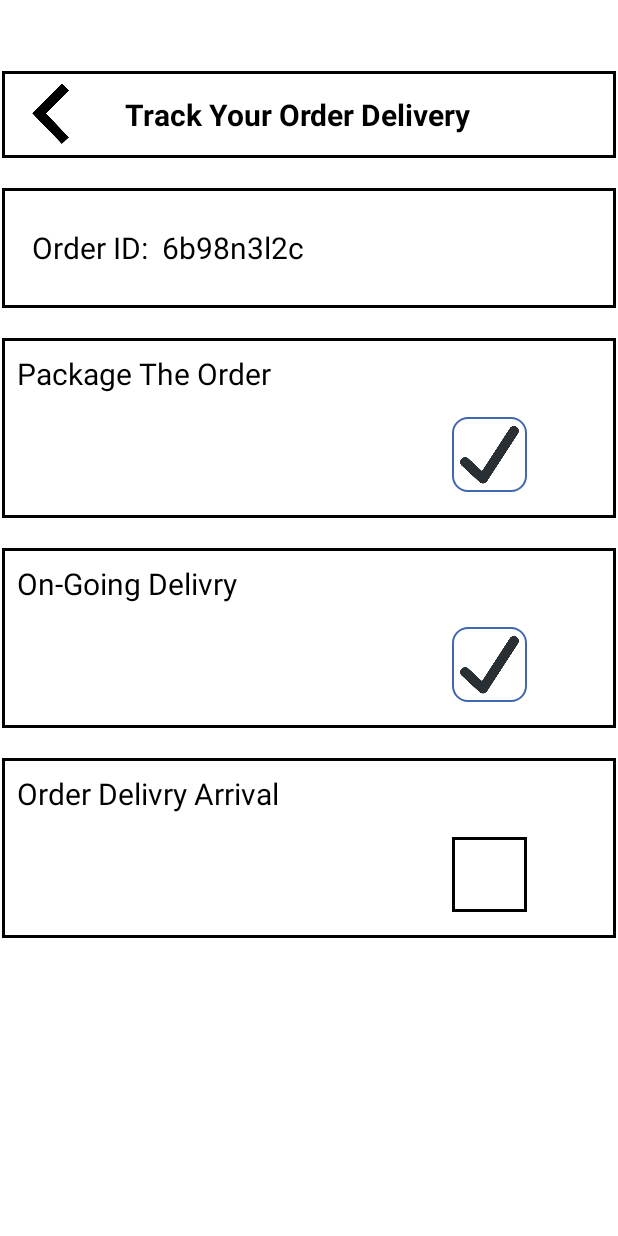
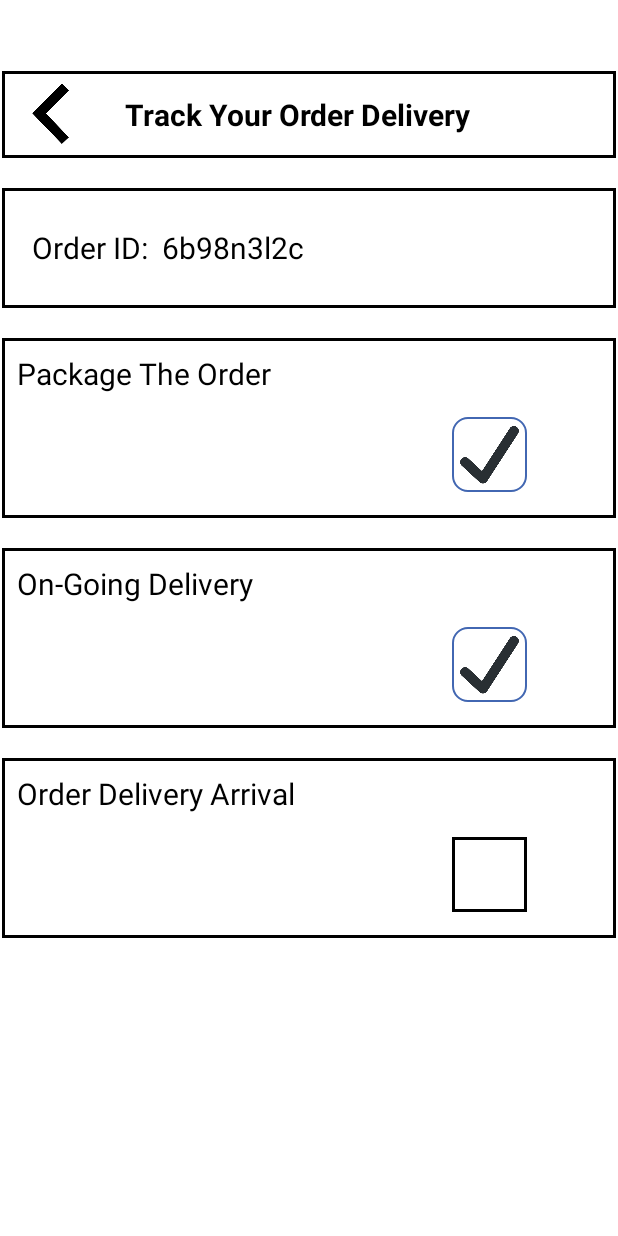
Before and after one commit to ak307/Med_Express, an Android app: the TrackOrderDeliveryActivity screen opened directly, with no data from a screen before it, on a phone screen of 412 x 824 dp. Run offline under Robolectric (Android 15) with nearby library versions, the light colour scheme and no system bars.

Commit message:
Final Demo

```diff
--- a/app/src/main/res/layout/activity_track_order_delivery.xml
+++ b/app/src/main/res/layout/activity_track_order_delivery.xml
@@ -125,7 +125,7 @@
                 android:layout_height="wrap_content"
                 android:layout_marginLeft="10dp"
                 android:layout_marginTop="10dp"
-                android:text="On-Going Delivry"
+                android:text="On-Going Delivery"
                 android:textColor="@color/black"
                 android:textSize="20sp" />
 
@@ -154,7 +154,7 @@
                 android:layout_height="wrap_content"
                 android:layout_marginLeft="10dp"
                 android:layout_marginTop="10dp"
-                android:text="Order Delivry Arrival"
+                android:text="Order Delivery Arrival"
                 android:textColor="@color/black"
                 android:textSize="20sp" />
 
```
